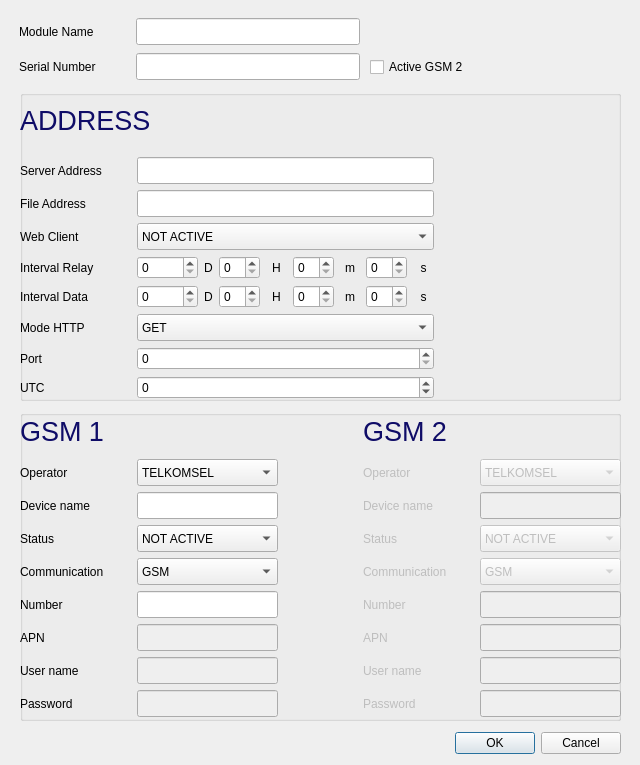
Before: the Qt Designer form view/form_addmodule.ui in zenaki/RTU, drawn with Qt 5.
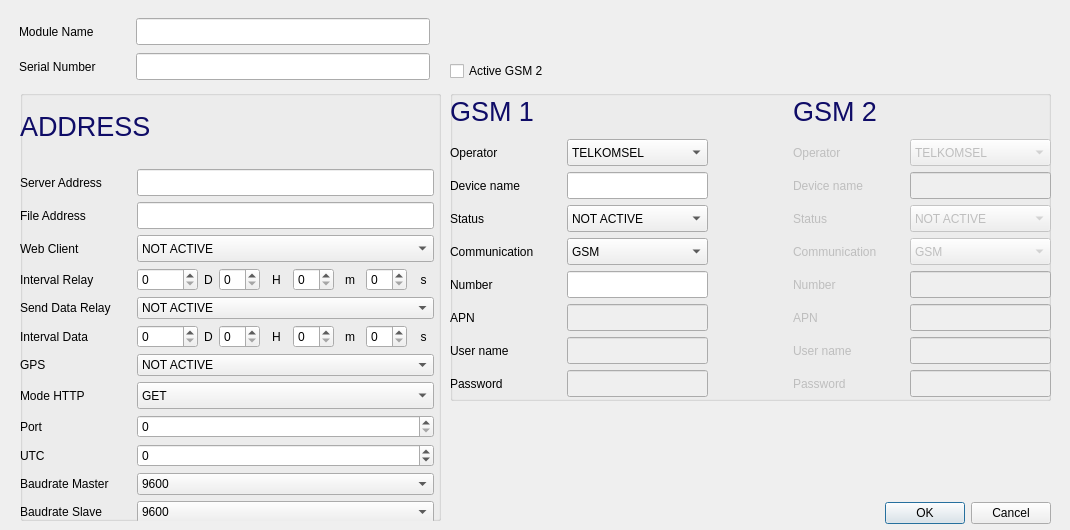
After: the same form once the commit is applied. Icons and pictures are not drawn.

```diff
--- a/view/form_addmodule.ui
+++ b/view/form_addmodule.ui
@@ -6,19 +6,19 @@
    <rect>
     <x>0</x>
     <y>0</y>
-    <width>640</width>
-    <height>765</height>
+    <width>1070</width>
+    <height>530</height>
    </rect>
   </property>
   <property name="minimumSize">
    <size>
-    <width>640</width>
+    <width>0</width>
     <height>0</height>
    </size>
   </property>
   <property name="maximumSize">
    <size>
-    <width>640</width>
+    <width>16777215</width>
     <height>16777215</height>
    </size>
   </property>
@@ -32,8 +32,8 @@
   <widget class="QCheckBox" name="ck_flag_active_gsm_2">
    <property name="geometry">
     <rect>
-     <x>370</x>
-     <y>56</y>
+     <x>450</x>
+     <y>60</y>
      <width>121</width>
      <height>22</height>
     </rect>
@@ -51,8 +51,8 @@
   <widget class="QDialogButtonBox" name="buttonBox">
    <property name="geometry">
     <rect>
-     <x>20</x>
-     <y>730</y>
+     <x>450</x>
+     <y>500</y>
      <width>601</width>
      <height>27</height>
     </rect>
@@ -66,7 +66,7 @@
     <rect>
      <x>19</x>
      <y>16</y>
-     <width>341</width>
+     <width>411</width>
      <height>66</height>
     </rect>
    </property>
@@ -130,8 +130,8 @@
   <widget class="QGroupBox" name="gbCom">
    <property name="geometry">
     <rect>
-     <x>20</x>
-     <y>410</y>
+     <x>450</x>
+     <y>90</y>
      <width>601</width>
      <height>311</height>
     </rect>
@@ -708,8 +708,8 @@
     <rect>
      <x>20</x>
      <y>90</y>
-     <width>601</width>
-     <height>311</height>
+     <width>421</width>
+     <height>431</height>
     </rect>
    </property>
    <property name="title">
@@ -721,7 +721,7 @@
       <x>0</x>
       <y>0</y>
       <width>414</width>
-      <height>309</height>
+      <height>433</height>
      </rect>
     </property>
     <layout class="QVBoxLayout" name="verticalLayout_3">
@@ -740,7 +740,7 @@
      </item>
      <item>
       <layout class="QGridLayout" name="gridLayout_6">
-       <item row="5" column="1">
+       <item row="7" column="1">
         <widget class="QComboBox" name="cb_mode_http">
          <property name="minimumSize">
           <size>
@@ -766,6 +766,123 @@
          </item>
         </widget>
        </item>
+       <item row="1" column="1">
+        <widget class="QLineEdit" name="edit_file_address">
+         <property name="minimumSize">
+          <size>
+           <width>141</width>
+           <height>27</height>
+          </size>
+         </property>
+        </widget>
+       </item>
+       <item row="3" column="0">
+        <widget class="QLabel" name="label_22">
+         <property name="text">
+          <string>Interval Relay</string>
+         </property>
+        </widget>
+       </item>
+       <item row="5" column="1">
+        <layout class="QHBoxLayout" name="horizontalLayout_7">
+         <item>
+          <layout class="QHBoxLayout" name="horizontalLayout_8">
+           <item>
+            <widget class="QSpinBox" name="spin_interval_data_d">
+             <property name="minimum">
+              <number>0</number>
+             </property>
+             <property name="maximum">
+              <number>24855</number>
+             </property>
+            </widget>
+           </item>
+           <item>
+            <widget class="QLabel" name="label_31">
+             <property name="text">
+              <string>D</string>
+             </property>
+             <property name="alignment">
+              <set>Qt::AlignCenter</set>
+             </property>
+            </widget>
+           </item>
+          </layout>
+         </item>
+         <item>
+          <layout class="QHBoxLayout" name="horizontalLayout_9">
+           <item>
+            <widget class="QSpinBox" name="spin_interval_data_h">
+             <property name="minimum">
+              <number>0</number>
+             </property>
+             <property name="maximum">
+              <number>24</number>
+             </property>
+            </widget>
+           </item>
+           <item>
+            <widget class="QLabel" name="label_32">
+             <property name="text">
+              <string>H</string>
+             </property>
+             <property name="alignment">
+              <set>Qt::AlignCenter</set>
+             </property>
+            </widget>
+           </item>
+          </layout>
+         </item>
+         <item>
+          <layout class="QHBoxLayout" name="horizontalLayout_10">
+           <item>
+            <widget class="QSpinBox" name="spin_interval_data_m">
+             <property name="minimum">
+              <number>0</number>
+             </property>
+             <property name="maximum">
+              <number>60</number>
+             </property>
+            </widget>
+           </item>
+           <item>
+            <widget class="QLabel" name="label_33">
+             <property name="text">
+              <string>m</string>
+             </property>
+             <property name="alignment">
+              <set>Qt::AlignCenter</set>
+             </property>
+            </widget>
+           </item>
+          </layout>
+         </item>
+         <item>
+          <layout class="QHBoxLayout" name="horizontalLayout_11">
+           <item>
+            <widget class="QSpinBox" name="spin_interval_data_s">
+             <property name="minimum">
+              <number>0</number>
+             </property>
+             <property name="maximum">
+              <number>60</number>
+             </property>
+            </widget>
+           </item>
+           <item>
+            <widget class="QLabel" name="label_34">
+             <property name="text">
+              <string>s</string>
+             </property>
+             <property name="alignment">
+              <set>Qt::AlignCenter</set>
+             </property>
+            </widget>
+           </item>
+          </layout>
+         </item>
+        </layout>
+       </item>
        <item row="3" column="1">
         <layout class="QHBoxLayout" name="horizontalLayout_6">
          <item>
@@ -866,6 +983,32 @@
          </item>
         </layout>
        </item>
+       <item row="2" column="1">
+        <widget class="QComboBox" name="cb_webclient">
+         <property name="minimumSize">
+          <size>
+           <width>141</width>
+           <height>27</height>
+          </size>
+         </property>
+         <property name="maximumSize">
+          <size>
+           <width>16777215</width>
+           <height>16777215</height>
+          </size>
+         </property>
+         <item>
+          <property name="text">
+           <string>NOT ACTIVE</string>
+          </property>
+         </item>
+         <item>
+          <property name="text">
+           <string>ACTIVE</string>
+          </property>
+         </item>
+        </widget>
+       </item>
        <item row="0" column="1">
         <widget class="QLineEdit" name="edit_server_address">
          <property name="minimumSize">
@@ -882,10 +1025,16 @@
          </property>
         </widget>
        </item>
-       <item row="3" column="0">
-        <widget class="QLabel" name="label_22">
+       <item row="2" column="0">
+        <widget class="QLabel" name="label_27">
+         <property name="minimumSize">
+          <size>
+           <width>111</width>
+           <height>17</height>
+          </size>
+         </property>
          <property name="text">
-          <string>Interval Relay</string>
+          <string>Web Client</string>
          </property>
         </widget>
        </item>
@@ -902,42 +1051,6 @@
          </property>
         </widget>
        </item>
-       <item row="2" column="1">
-        <widget class="QComboBox" name="cb_webclient">
-         <property name="minimumSize">
-          <size>
-           <width>141</width>
-           <height>27</height>
-          </size>
-         </property>
-         <property name="maximumSize">
-          <size>
-           <width>16777215</width>
-           <height>16777215</height>
-          </size>
-         </property>
-         <item>
-          <property name="text">
-           <string>NOT ACTIVE</string>
-          </property>
-         </item>
-         <item>
-          <property name="text">
-           <string>ACTIVE</string>
-          </property>
-         </item>
-        </widget>
-       </item>
-       <item row="1" column="1">
-        <widget class="QLineEdit" name="edit_file_address">
-         <property name="minimumSize">
-          <size>
-           <width>141</width>
-           <height>27</height>
-          </size>
-         </property>
-        </widget>
-       </item>
        <item row="0" column="0">
         <widget class="QLabel" name="label_25">
          <property name="minimumSize">
@@ -951,141 +1064,31 @@
          </property>
         </widget>
        </item>
-       <item row="4" column="0">
-        <widget class="QLabel" name="label_23">
-         <property name="text">
-          <string>Interval Data</string>
+       <item row="9" column="1">
+        <widget class="QSpinBox" name="spin_utc">
+         <property name="minimum">
+          <number>-11</number>
+         </property>
+         <property name="maximum">
+          <number>12</number>
          </property>
         </widget>
        </item>
        <item row="4" column="1">
-        <layout class="QHBoxLayout" name="horizontalLayout_7">
+        <widget class="QComboBox" name="cb_send_data_relay">
          <item>
-          <layout class="QHBoxLayout" name="horizontalLayout_8">
-           <item>
-            <widget class="QSpinBox" name="spin_interval_data_d">
-             <property name="minimum">
-              <number>0</number>
-             </property>
-             <property name="maximum">
-              <number>24855</number>
-             </property>
-            </widget>
-           </item>
-           <item>
-            <widget class="QLabel" name="label_31">
-             <property name="text">
-              <string>D</string>
-             </property>
-             <property name="alignment">
-              <set>Qt::AlignCenter</set>
-             </property>
-            </widget>
-           </item>
-          </layout>
+          <property name="text">
+           <string>NOT ACTIVE</string>
+          </property>
          </item>
          <item>
-          <layout class="QHBoxLayout" name="horizontalLayout_9">
-           <item>
-            <widget class="QSpinBox" name="spin_interval_data_h">
-             <property name="minimum">
-              <number>0</number>
-             </property>
-             <property name="maximum">
-              <number>24</number>
-             </property>
-            </widget>
-           </item>
-           <item>
-            <widget class="QLabel" name="label_32">
-             <property name="text">
-              <string>H</string>
-             </property>
-             <property name="alignment">
-              <set>Qt::AlignCenter</set>
-             </property>
-            </widget>
-           </item>
-          </layout>
+          <property name="text">
+           <string>ACTIVE</string>
+          </property>
          </item>
-         <item>
-          <layout class="QHBoxLayout" name="horizontalLayout_10">
-           <item>
-            <widget class="QSpinBox" name="spin_interval_data_m">
-             <property name="minimum">
-              <number>0</number>
-             </property>
-             <property name="maximum">
-              <number>60</number>
-             </property>
-            </widget>
-           </item>
-           <item>
-            <widget class="QLabel" name="label_33">
-             <property name="text">
-              <string>m</string>
-             </property>
-             <property name="alignment">
-              <set>Qt::AlignCenter</set>
-             </property>
-            </widget>
-           </item>
-          </layout>
-         </item>
-         <item>
-          <layout class="QHBoxLayout" name="horizontalLayout_11">
-           <item>
-            <widget class="QSpinBox" name="spin_interval_data_s">
-             <property name="minimum">
-              <number>0</number>
-             </property>
-             <property name="maximum">
-              <number>60</number>
-             </property>
-            </widget>
-           </item>
-           <item>
-            <widget class="QLabel" name="label_34">
-             <property name="text">
-              <string>s</string>
-             </property>
-             <property name="alignment">
-              <set>Qt::AlignCenter</set>
-             </property>
-            </widget>
-           </item>
-          </layout>
-         </item>
-        </layout>
-       </item>
-       <item row="5" column="0">
-        <widget class="QLabel" name="label_35">
-         <property name="text">
-          <string>Mode HTTP</string>
-         </property>
         </widget>
        </item>
-       <item row="2" column="0">
-        <widget class="QLabel" name="label_27">
-         <property name="minimumSize">
-          <size>
-           <width>111</width>
-           <height>17</height>
-          </size>
-         </property>
-         <property name="text">
-          <string>Web Client</string>
-         </property>
-        </widget>
-       </item>
-       <item row="6" column="0">
-        <widget class="QLabel" name="label_36">
-         <property name="text">
-          <string>Port</string>
-         </property>
-        </widget>
-       </item>
-       <item row="6" column="1">
+       <item row="8" column="1">
         <widget class="QSpinBox" name="spin_port">
          <property name="minimum">
           <number>0</number>
@@ -1096,27 +1099,123 @@
         </widget>
        </item>
        <item row="7" column="0">
+        <widget class="QLabel" name="label_35">
+         <property name="text">
+          <string>Mode HTTP</string>
+         </property>
+        </widget>
+       </item>
+       <item row="9" column="0">
         <widget class="QLabel" name="label_37">
          <property name="text">
           <string>UTC</string>
          </property>
         </widget>
        </item>
-       <item row="7" column="1">
-        <widget class="QSpinBox" name="spin_utc">
-         <property name="minimum">
-          <number>-11</number>
+       <item row="5" column="0">
+        <widget class="QLabel" name="label_23">
+         <property name="text">
+          <string>Interval Data</string>
          </property>
-         <property name="maximum">
-          <number>12</number>
+        </widget>
+       </item>
+       <item row="8" column="0">
+        <widget class="QLabel" name="label_36">
+         <property name="text">
+          <string>Port</string>
          </property>
         </widget>
        </item>
+       <item row="4" column="0">
+        <widget class="QLabel" name="label_38">
+         <property name="text">
+          <string>Send Data Relay</string>
+         </property>
+        </widget>
+       </item>
+       <item row="6" column="0">
+        <widget class="QLabel" name="label_39">
+         <property name="text">
+          <string>GPS</string>
+         </property>
+        </widget>
+       </item>
+       <item row="6" column="1">
+        <widget class="QComboBox" name="cb_gps">
+         <item>
+          <property name="text">
+           <string>NOT ACTIVE</string>
+          </property>
+         </item>
+         <item>
+          <property name="text">
+           <string>ACTIVE</string>
+          </property>
+         </item>
+        </widget>
+       </item>
+       <item row="10" column="0">
+        <widget class="QLabel" name="label_40">
+         <property name="text">
+          <string>Baudrate Master</string>
+         </property>
+        </widget>
+       </item>
+       <item row="10" column="1">
+        <widget class="QComboBox" name="cb_baudrate_master">
+         <item>
+          <property name="text">
+           <string>9600</string>
+          </property>
+         </item>
+         <item>
+          <property name="text">
+           <string>38400</string>
+          </property>
+         </item>
+         <item>
+          <property name="text">
+           <string>57600</string>
+          </property>
+         </item>
+        </widget>
+       </item>
+       <item row="11" column="0">
+        <widget class="QLabel" name="label_41">
+         <property name="text">
+          <string>Baudrate Slave</string>
+         </property>
+        </widget>
+       </item>
+       <item row="11" column="1">
+        <widget class="QComboBox" name="cb_baudrate_slave">
+         <item>
+          <property name="text">
+           <string>9600</string>
+          </property>
+         </item>
+         <item>
+          <property name="text">
+           <string>38400</string>
+          </property>
+         </item>
+         <item>
+          <property name="text">
+           <string>57600</string>
+          </property>
+         </item>
+        </widget>
+       </item>
       </layout>
      </item>
     </layout>
    </widget>
   </widget>
+  <zorder>buttonBox</zorder>
+  <zorder>layoutWidget1</zorder>
+  <zorder>gbCom</zorder>
+  <zorder>gbEnv</zorder>
+  <zorder>ck_flag_active_gsm_2</zorder>
  </widget>
  <tabstops>
   <tabstop>edit_module_name</tabstop>
```
